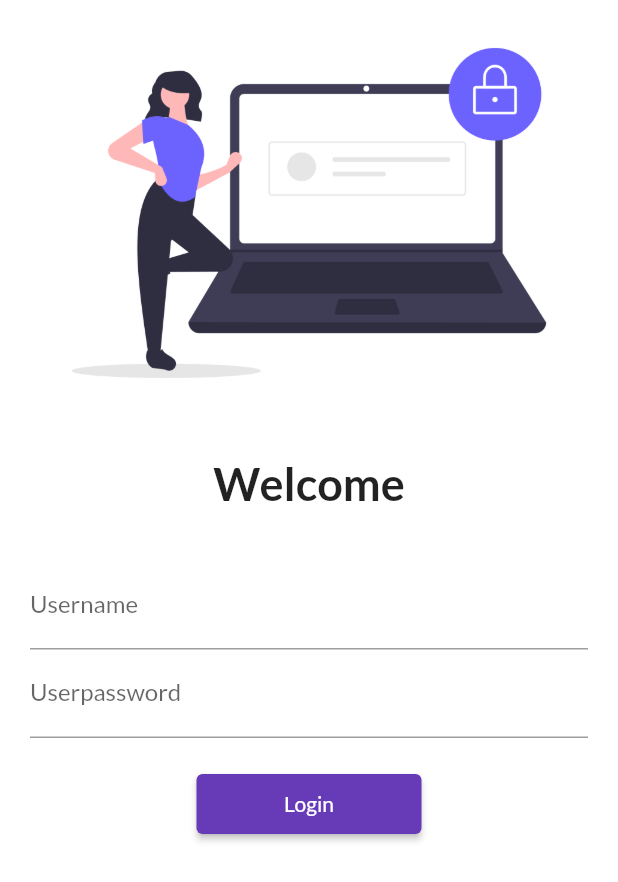
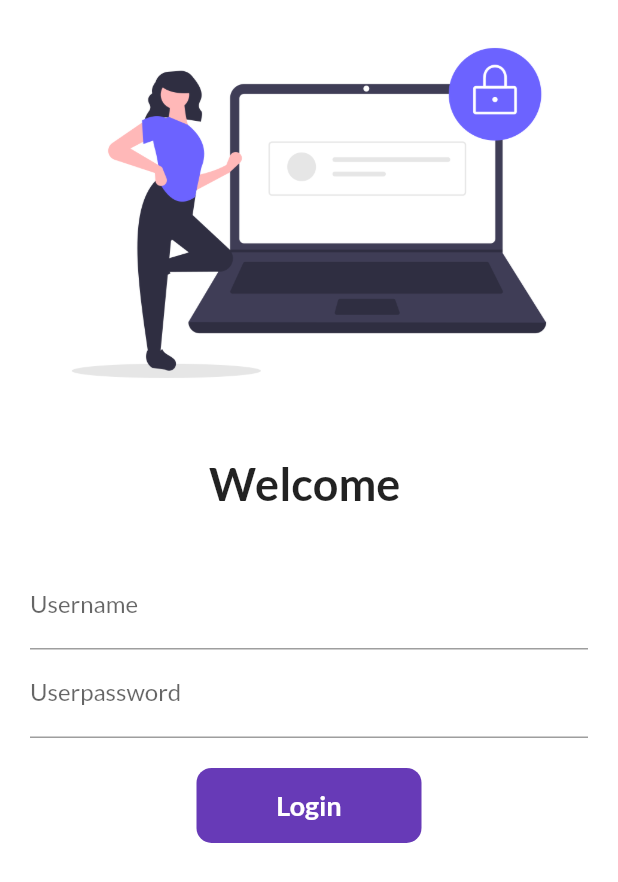
Before and after one commit to Aniket0162/30DaysOfFlutter, a Flutter app: the screen it shows after launch, on a phone screen of 412 x 824 dp. Shown: the top 882 px of the screen. Run offline on Flutter 3.47's test engine with Material 2 defaults, Android fonts, the light colour scheme and no system bars; our stand-ins replace google_fonts.

Commit message:
day 6 completed

```diff
--- a/lib/pages/login_page.dart
+++ b/lib/pages/login_page.dart
@@ -2,7 +2,14 @@
 import 'package:flutter/material.dart';
 
 // eg= class is nothing but a blue print of a building. which is already design & then made copy of that blue print which is use in other buildings.
-class LoginPage extends StatelessWidget {
+class LoginPage extends StatefulWidget {
+  @override
+  State<LoginPage> createState() => _LoginPageState();
+}
+
+class _LoginPageState extends State<LoginPage> {
+  String name = "";
+  bool changeButton = false;
   @override
   Widget build(BuildContext context) {
     return Material(
@@ -18,7 +25,7 @@
               height: 20.0,
             ),
             Text(
-              "Welcome",
+              "Welcome $name",
               style: TextStyle(
                 fontSize: 30,
                 fontWeight: FontWeight.bold,
@@ -37,6 +44,10 @@
                       hintText: "Enter username",
                       labelText: "Username",
                     ),
+                    onChanged: (value) {
+                      name = value;
+                      setState(() {});
+                    },
                   ),
                   TextFormField(
                     obscureText: true,
@@ -48,15 +59,47 @@
                   SizedBox(
                     height: 20.0,
                   ),
-                  ElevatedButton(
-                    child: Text("Login"),
-                    style: TextButton.styleFrom(minimumSize: Size(150, 40)),
-                    onPressed: () {
-                      // print("Hi Aniket");
 
+                  InkWell(
+                    onTap: () async {
+                      setState(() {
+                        changeButton = true;
+                      });
+                      await Future.delayed(Duration(seconds: 1));
                       Navigator.pushNamed(context, MyRoutes.homeRoute);
                     },
+                    child: AnimatedContainer(
+                      duration: Duration(seconds: 1),
+                      width: changeButton ? 50 : 150,
+                      height: 50,
+                      alignment: Alignment.center,
+                      child: changeButton
+                          ? Icon(Icons.done)
+                          : Text(
+                              "Login",
+                              style: TextStyle(
+                                  color: Colors.white,
+                                  fontWeight: FontWeight.bold,
+                                  fontSize: 18),
+                            ),
+                      decoration: BoxDecoration(
+                          color: Colors.deepPurple,
+                          // shape:
+                          //     changeButton ? BoxShape.circle
+                          //                  : BoxShape.rectangle,
+                          borderRadius:
+                              BorderRadius.circular(changeButton ? 50 : 10)),
+                    ),
                   ),
+                  // ElevatedButton(
+                  //   child: Text("Login"),
+                  //   style: TextButton.styleFrom(minimumSize: Size(150, 40)),
+                  //   onPressed: () {
+                  //     // print("Hi Aniket");
+
+                  //     Navigator.pushNamed(context, MyRoutes.homeRoute);
+                  //   },
+                  // ),
                 ],
               ),
             ),
```
